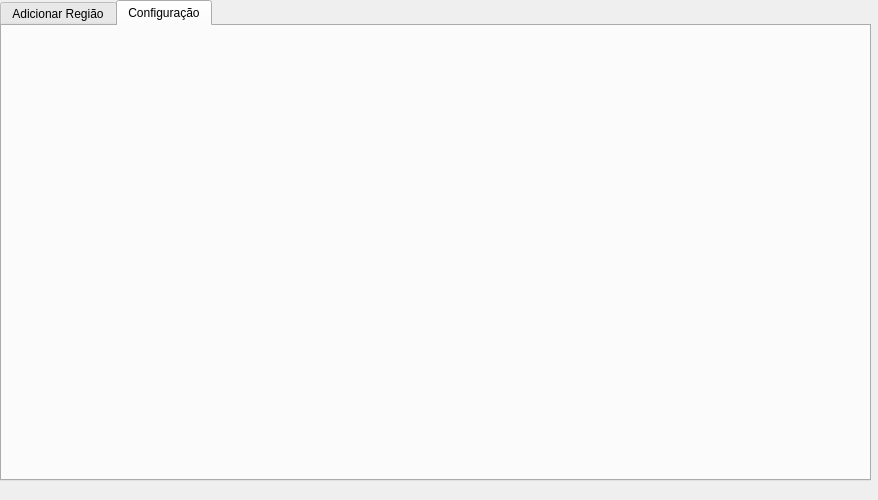
The window that mainForm.ui (noldorj/Personal-Home-Guard) describes before a commit, drawn with Qt 5.
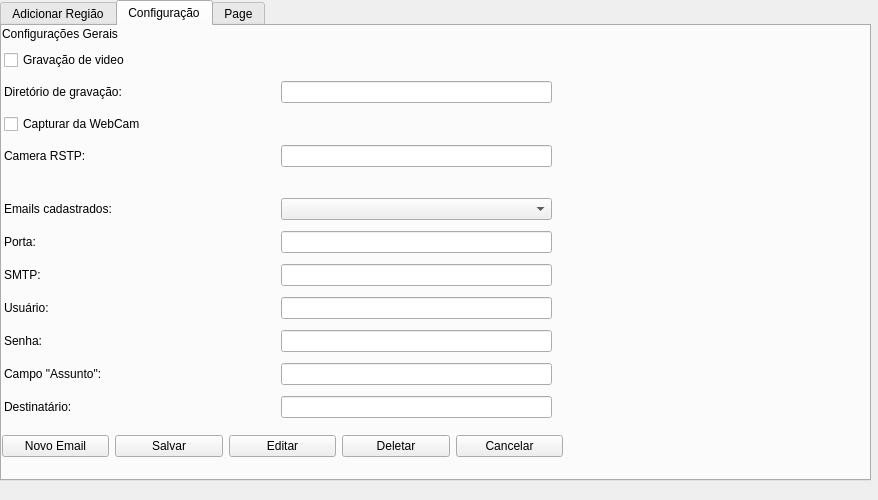
The same window after the commit. The open tabs and pages were chosen to show the change.

Commit message: temporizador 10s apos objeto sair da cena

Patch:
```diff
--- a/mainForm.ui
+++ b/mainForm.ui
@@ -388,6 +388,366 @@
     <attribute name="title">
      <string>Configuração</string>
     </attribute>
+    <widget class="QWidget" name="gridLayoutWidget">
+     <property name="geometry">
+      <rect>
+       <x>2</x>
+       <y>19</y>
+       <width>561</width>
+       <height>382</height>
+      </rect>
+     </property>
+     <layout class="QGridLayout" name="gridLayout">
+      <item row="6" column="0">
+       <widget class="QLabel" name="label_16">
+        <property name="text">
+         <string>Porta:</string>
+        </property>
+       </widget>
+      </item>
+      <item row="5" column="0">
+       <widget class="QLabel" name="label_15">
+        <property name="text">
+         <string>Emails cadastrados:</string>
+        </property>
+       </widget>
+      </item>
+      <item row="3" column="0">
+       <widget class="QLabel" name="label_14">
+        <property name="text">
+         <string>Camera RSTP:</string>
+        </property>
+       </widget>
+      </item>
+      <item row="10" column="1">
+       <widget class="QLineEdit" name="lineEdit_7"/>
+      </item>
+      <item row="1" column="0">
+       <widget class="QLabel" name="label_13">
+        <property name="text">
+         <string>Diretório de gravação:</string>
+        </property>
+       </widget>
+      </item>
+      <item row="0" column="0">
+       <widget class="QCheckBox" name="checkBox">
+        <property name="text">
+         <string>Gravação de video</string>
+        </property>
+       </widget>
+      </item>
+      <item row="5" column="1">
+       <widget class="QComboBox" name="comboBox"/>
+      </item>
+      <item row="3" column="1">
+       <widget class="QLineEdit" name="lineEdit_2"/>
+      </item>
+      <item row="11" column="1">
+       <widget class="QLineEdit" name="lineEdit_8"/>
+      </item>
+      <item row="6" column="4">
+       <widget class="QLabel" name="label_10">
+        <property name="text">
+         <string/>
+        </property>
+       </widget>
+      </item>
+      <item row="7" column="0">
+       <widget class="QLabel" name="label_17">
+        <property name="text">
+         <string>SMTP:</string>
+        </property>
+       </widget>
+      </item>
+      <item row="1" column="1">
+       <widget class="QLineEdit" name="lineEdit"/>
+      </item>
+      <item row="9" column="0">
+       <widget class="QLabel" name="label_19">
+        <property name="text">
+         <string>Senha:</string>
+        </property>
+       </widget>
+      </item>
+      <item row="7" column="1">
+       <widget class="QLineEdit" name="lineEdit_4"/>
+      </item>
+      <item row="8" column="1">
+       <widget class="QLineEdit" name="lineEdit_5"/>
+      </item>
+      <item row="2" column="0">
+       <widget class="QCheckBox" name="checkBox_2">
+        <property name="text">
+         <string>Capturar da WebCam</string>
+        </property>
+       </widget>
+      </item>
+      <item row="6" column="1">
+       <widget class="QLineEdit" name="lineEdit_3"/>
+      </item>
+      <item row="10" column="0">
+       <widget class="QLabel" name="label_20">
+        <property name="text">
+         <string>Campo &quot;Assunto&quot;:</string>
+        </property>
+       </widget>
+      </item>
+      <item row="11" column="0">
+       <widget class="QLabel" name="label_21">
+        <property name="text">
+         <string>Destinatário:</string>
+        </property>
+       </widget>
+      </item>
+      <item row="9" column="1">
+       <widget class="QLineEdit" name="lineEdit_6">
+        <property name="inputMethodHints">
+         <set>Qt::ImhHiddenText|Qt::ImhNoAutoUppercase|Qt::ImhNoPredictiveText|Qt::ImhSensitiveData</set>
+        </property>
+        <property name="echoMode">
+         <enum>QLineEdit::Password</enum>
+        </property>
+       </widget>
+      </item>
+      <item row="8" column="0">
+       <widget class="QLabel" name="label_18">
+        <property name="text">
+         <string>Usuário:</string>
+        </property>
+       </widget>
+      </item>
+      <item row="4" column="0">
+       <spacer name="horizontalSpacer">
+        <property name="orientation">
+         <enum>Qt::Horizontal</enum>
+        </property>
+        <property name="sizeHint" stdset="0">
+         <size>
+          <width>40</width>
+          <height>20</height>
+         </size>
+        </property>
+       </spacer>
+      </item>
+      <item row="4" column="1">
+       <spacer name="horizontalSpacer_2">
+        <property name="orientation">
+         <enum>Qt::Horizontal</enum>
+        </property>
+        <property name="sizeHint" stdset="0">
+         <size>
+          <width>40</width>
+          <height>20</height>
+         </size>
+        </property>
+       </spacer>
+      </item>
+     </layout>
+    </widget>
+    <widget class="QLabel" name="label_12">
+     <property name="geometry">
+      <rect>
+       <x>0</x>
+       <y>0</y>
+       <width>187</width>
+       <height>16</height>
+      </rect>
+     </property>
+     <property name="text">
+      <string>Configurações Gerais</string>
+     </property>
+    </widget>
+    <widget class="QWidget" name="horizontalLayoutWidget_4">
+     <property name="geometry">
+      <rect>
+       <x>0</x>
+       <y>400</y>
+       <width>561</width>
+       <height>41</height>
+      </rect>
+     </property>
+     <layout class="QHBoxLayout" name="horizontalLayout_5">
+      <item>
+       <widget class="QPushButton" name="pushButton">
+        <property name="text">
+         <string>Novo Email</string>
+        </property>
+       </widget>
+      </item>
+      <item>
+       <widget class="QPushButton" name="pushButton_2">
+        <property name="text">
+         <string>Salvar</string>
+        </property>
+       </widget>
+      </item>
+      <item>
+       <widget class="QPushButton" name="pushButton_3">
+        <property name="text">
+         <string>Editar</string>
+        </property>
+       </widget>
+      </item>
+      <item>
+       <widget class="QPushButton" name="pushButton_4">
+        <property name="text">
+         <string>Deletar</string>
+        </property>
+       </widget>
+      </item>
+      <item>
+       <widget class="QPushButton" name="pushButton_5">
+        <property name="text">
+         <string>Cancelar</string>
+        </property>
+       </widget>
+      </item>
+     </layout>
+    </widget>
+   </widget>
+   <widget class="QWidget" name="tabConfigDetection">
+    <attribute name="title">
+     <string>Page</string>
+    </attribute>
+    <widget class="QWidget" name="gridLayoutWidget_2">
+     <property name="geometry">
+      <rect>
+       <x>0</x>
+       <y>10</y>
+       <width>641</width>
+       <height>242</height>
+      </rect>
+     </property>
+     <layout class="QGridLayout" name="gridLayout_2">
+      <item row="2" column="1">
+       <widget class="QLineEdit" name="lineEdit_10"/>
+      </item>
+      <item row="3" column="1">
+       <widget class="QTextEdit" name="textEdit"/>
+      </item>
+      <item row="5" column="0">
+       <widget class="QLabel" name="label_25">
+        <property name="text">
+         <string>Device</string>
+        </property>
+       </widget>
+      </item>
+      <item row="0" column="1">
+       <widget class="QComboBox" name="comboBox_2">
+        <item>
+         <property name="text">
+          <string>Intel OpenVINO</string>
+         </property>
+        </item>
+        <item>
+         <property name="text">
+          <string>TensorFlow</string>
+         </property>
+        </item>
+       </widget>
+      </item>
+      <item row="1" column="0">
+       <widget class="QLabel" name="label_23">
+        <property name="text">
+         <string>Arquivo .bin</string>
+        </property>
+       </widget>
+      </item>
+      <item row="0" column="0">
+       <widget class="QLabel" name="label_22">
+        <property name="text">
+         <string>Modo de detecção:</string>
+        </property>
+       </widget>
+      </item>
+      <item row="1" column="1">
+       <widget class="QLineEdit" name="lineEdit_9"/>
+      </item>
+      <item row="2" column="0">
+       <widget class="QLabel" name="label_24">
+        <property name="text">
+         <string>Arquivo .xml</string>
+        </property>
+       </widget>
+      </item>
+      <item row="3" column="0">
+       <widget class="QLabel" name="label_26">
+        <property name="text">
+         <string>Arquivo CPU</string>
+        </property>
+       </widget>
+      </item>
+      <item row="5" column="1">
+       <widget class="QComboBox" name="comboBox_3">
+        <item>
+         <property name="text">
+          <string>CPU</string>
+         </property>
+        </item>
+        <item>
+         <property name="text">
+          <string>Placa Gráfica (GPU)</string>
+         </property>
+        </item>
+        <item>
+         <property name="text">
+          <string>VPU (Movidius)</string>
+         </property>
+        </item>
+       </widget>
+      </item>
+      <item row="4" column="0">
+       <widget class="QLabel" name="label_27">
+        <property name="text">
+         <string>Diretórios de plugins</string>
+        </property>
+       </widget>
+      </item>
+      <item row="4" column="1">
+       <widget class="QLineEdit" name="lineEdit_11"/>
+      </item>
+     </layout>
+    </widget>
+    <widget class="QWidget" name="horizontalLayoutWidget_5">
+     <property name="geometry">
+      <rect>
+       <x>0</x>
+       <y>260</y>
+       <width>641</width>
+       <height>80</height>
+      </rect>
+     </property>
+     <layout class="QHBoxLayout" name="horizontalLayout_6">
+      <item>
+       <widget class="QPushButton" name="pushButton_6">
+        <property name="text">
+         <string>Salvar</string>
+        </property>
+       </widget>
+      </item>
+      <item>
+       <widget class="QPushButton" name="pushButton_7">
+        <property name="text">
+         <string>Editar</string>
+        </property>
+       </widget>
+      </item>
+      <item>
+       <widget class="QPushButton" name="pushButton_8">
+        <property name="text">
+         <string>Deletar</string>
+        </property>
+       </widget>
+      </item>
+      <item>
+       <widget class="QPushButton" name="pushButton_9">
+        <property name="text">
+         <string>Cancelar</string>
+        </property>
+       </widget>
+      </item>
+     </layout>
+    </widget>
    </widget>
   </widget>
  </widget>
```
Left out of the diff: 4 changed lines with no effect on the pictures. The commit also changes 2 other files.
